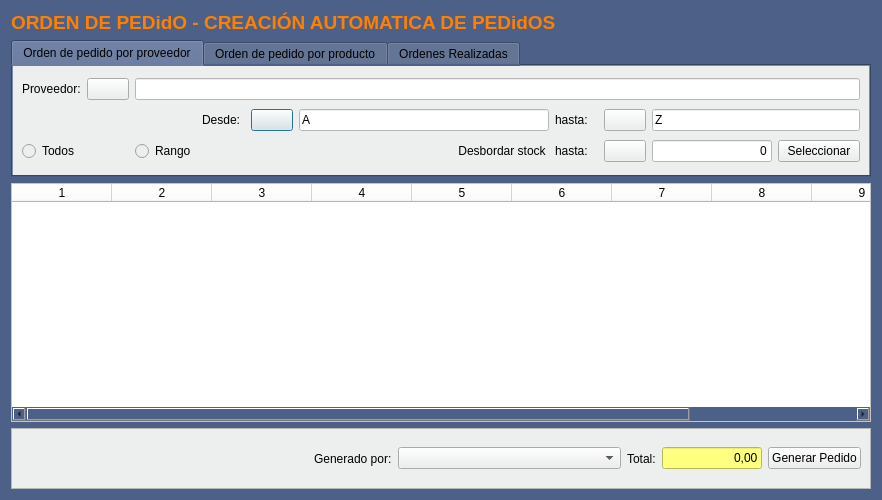
The window that Zona_Compras/frmorden_pedido_producto.ui (arcnexus/RedFoX) describes before a commit, drawn with Qt 5.
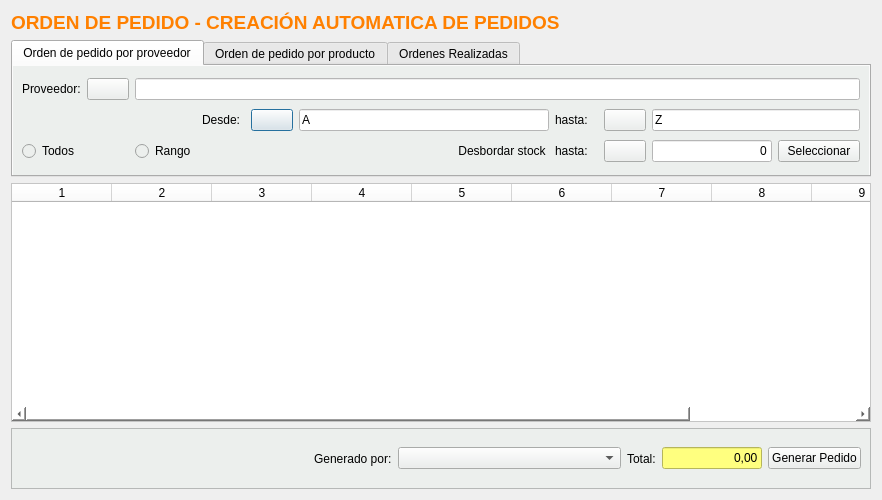
The same window after the commit. Icons and pictures are not drawn.

```diff
--- a/Zona_Compras/frmorden_pedido_producto.ui
+++ b/Zona_Compras/frmorden_pedido_producto.ui
@@ -13,14 +13,11 @@
   <property name="windowTitle">
    <string>Dialog</string>
   </property>
-  <property name="styleSheet">
-   <string notr="true">background-color:#4c6088</string>
-  </property>
   <layout class="QGridLayout" name="gridLayout">
    <item row="0" column="0">
     <widget class="QLabel" name="label_36">
      <property name="text">
-      <string>&lt;html&gt;&lt;head/&gt;&lt;body&gt;&lt;p&gt;&lt;span style=&quot; font-size:14pt; font-weight:600; color:#ff8000;&quot;&gt;ORDEN DE PEDidO - CREACIÓN AUTOMATICA DE PEDidOS&lt;/span&gt;&lt;/p&gt;&lt;/body&gt;&lt;/html&gt;</string>
+      <string>&lt;html&gt;&lt;head/&gt;&lt;body&gt;&lt;p&gt;&lt;span style=&quot; font-size:14pt; font-weight:600; color:#ff8000;&quot;&gt;ORDEN DE PEDIDO - CREACIÓN AUTOMATICA DE PEDIDOS&lt;/span&gt;&lt;/p&gt;&lt;/body&gt;&lt;/html&gt;</string>
      </property>
     </widget>
    </item>
```
